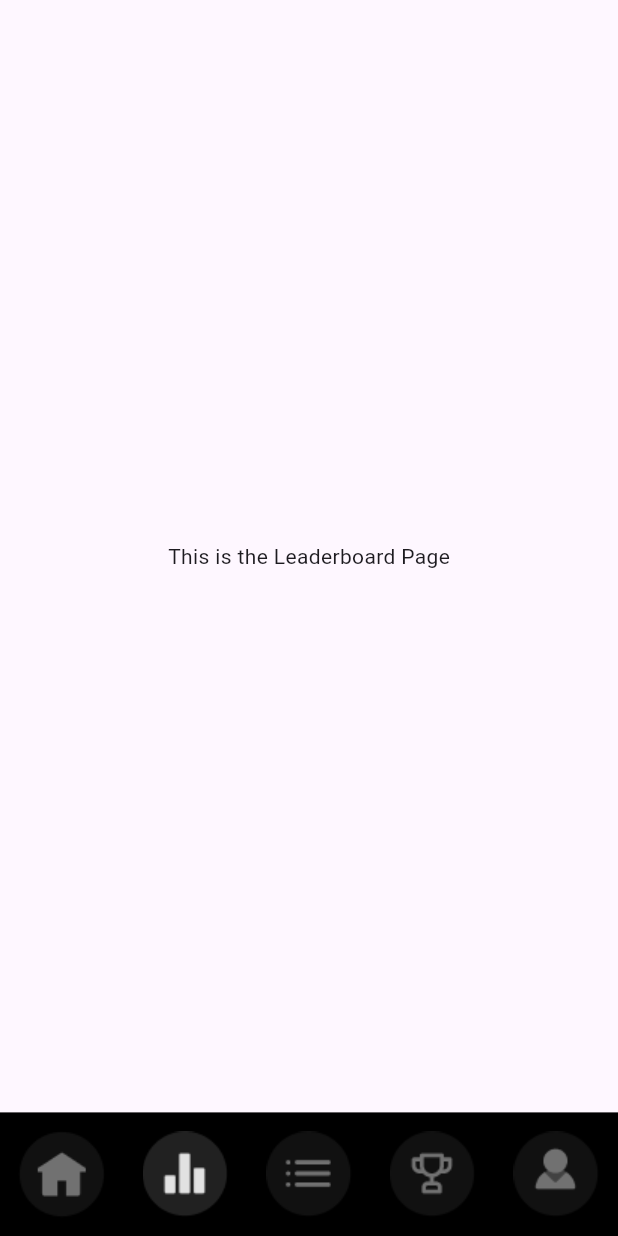
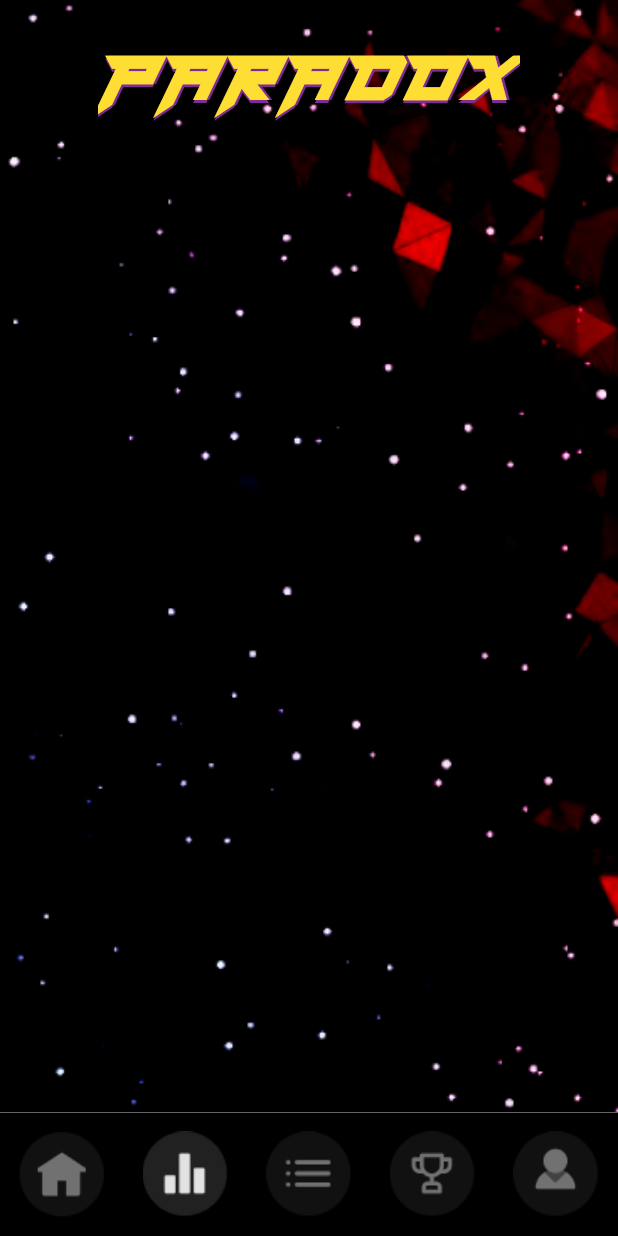
Before and after one commit to Amangupta0000/paradox2024_fronted, a Flutter app: the BottomNavBAR screen opened directly, item 2 of the bottom bar chosen, on a phone screen of 412 x 824 dp. Run offline on Flutter 3.47's test engine with Material 3 defaults, Android fonts, the phone set to English and light mode, and no system bars; our stand-ins replace dio, firebase_core, get, shared_preferences; missing offline and left inert: flutter_timer_countdown; accounts and stored records are empty; network calls fail.

Commit message:
Made elements responsive

```diff
--- a/lib/authentication/sign_up_screen.dart
+++ b/lib/authentication/sign_up_screen.dart
@@ -185,7 +185,7 @@ class _SignUpScreenState extends State<SignUpScreen> {
                                   builder: (ctx) => const SignInScreen()));
                             },
                             child: const Text(
-                              'Sign Up',
+                              'Sign In',
                               style: TextStyle(
                                 fontSize: 16,
                                 color: Colors.blue,
--- a/lib/leaderboardPage.dart
+++ b/lib/leaderboardPage.dart
@@ -1,7 +1,7 @@
 import 'package:flutter/material.dart';
 
 class leaderboardPage extends StatefulWidget {
-  const leaderboardPage({super.key});
+  const leaderboardPage({Key? key}) : super(key: key);
 
   @override
   State<leaderboardPage> createState() => _leaderboardPageState();
@@ -10,9 +10,65 @@ class leaderboardPage extends StatefulWidget {
 class _leaderboardPageState extends State<leaderboardPage> {
   @override
   Widget build(BuildContext context) {
-    return const Scaffold(
-      body: Center(
-        child: Text('This is the Leaderboard Page'),
+    final screenHeight = MediaQuery.of(context).size.height;
+    final screenWidth = MediaQuery.of(context).size.width;
+
+    return Scaffold(
+      body: Container(
+        height: screenHeight,
+        width: screenWidth,
+        decoration: const BoxDecoration(
+          image: DecorationImage(
+            image: AssetImage('assets/bg.png'),
+            fit: BoxFit.cover,
+          ),
+        ),
+        child: Column(
+          children: [
+            Padding(
+              padding: const EdgeInsets.all(5.0),
+              child: Stack(
+                children: [
+                  Positioned(
+                    top: 0,
+                    left: 2,
+                    child: Text(
+                      'PARADOX',
+                      style: TextStyle(
+                        fontFamily: 'Hermes',
+                        fontSize: screenHeight * 0.07,
+                        fontWeight: FontWeight.bold,
+                        color: Color(0xff802C95),
+                      ),
+                    ),
+                  ),
+                  Positioned(
+                    top: 2,
+                    left: 0,
+                    child: Text(
+                      'PARADOX',
+                      style: TextStyle(
+                        fontFamily: 'Hermes',
+                        fontSize: screenHeight * 0.07,
+                        fontWeight: FontWeight.bold,
+                        color: Color(0xff802C95),
+                      ),
+                    ),
+                  ),
+                  Text(
+                    'PARADOX',
+                    style: TextStyle(
+                      fontFamily: 'Hermes',
+                      fontSize: screenHeight * 0.07,
+                      fontWeight: FontWeight.bold,
+                      color: Color(0xFFFFDE34),
+                    ),
+                  ),
+                ],
+              ),
+            ),
+          ],
+        ),
       ),
     );
   }
--- a/lib/main.dart
+++ b/lib/main.dart
@@ -2,9 +2,7 @@ import 'package:firebase_core/firebase_core.dart';
 import 'package:flutter/material.dart';
 import 'package:paradox_2024/authentication/sign_up_screen.dart';
 import 'package:paradox_2024/bottomNavBar.dart';
-import 'package:paradox_2024/features/home/screens/home.dart';
 import 'package:paradox_2024/firebase_options.dart';
-import 'package:paradox_2024/profilePage.dart';
 
 void main() async {
   WidgetsFlutterBinding.ensureInitialized();
@@ -25,7 +23,7 @@ class MyApp extends StatelessWidget {
       theme: ThemeData(
         useMaterial3: true,
       ),
-      home: SignUpScreen(),
+      home: const BottomNavBAR()
 
       // home: StreamBuilder(
       //   stream: FirebaseAuth.instance.authStateChanges(),
```
Also changed, not shown: lib/features/home/screens/home.dart (+55 -54 lines), lib/prizePage.dart (+13 -9 lines), lib/profilePage.dart (+35 -2 lines), lib/rulesPage.dart (+15 -13 lines), assets/leaderboard_bg.png (added).
